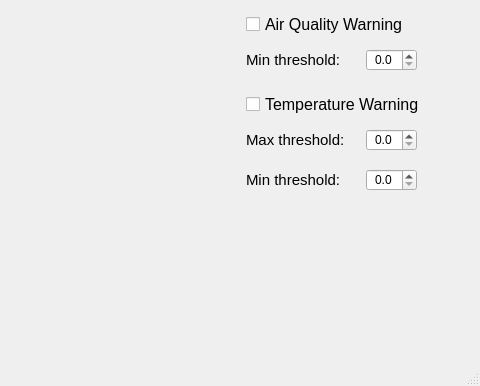
Qt form resources/mainwindow.ui (CGodiksen/indoor-climate-assistant) before a commit; both pictures show x 744 to 1224 and y 261 to 647 of the 1224 by 647 pixel window.
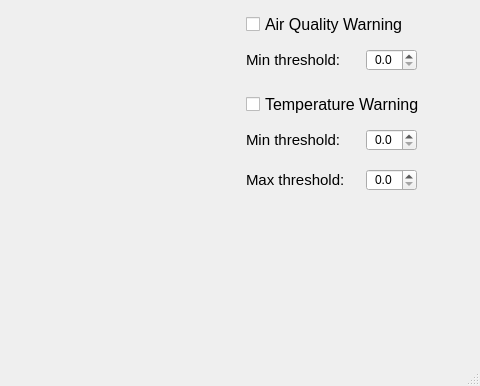
The same form after that commit. Custom widgets are drawn as their Qt base class.

Commit message: Fixed a minor bug that caused the "Max threshold:" text to be slightly cut off in the UI.

```diff
--- a/resources/mainwindow.ui
+++ b/resources/mainwindow.ui
@@ -64,7 +64,7 @@
     <property name="geometry">
      <rect>
       <x>1110</x>
-      <y>430</y>
+      <y>390</y>
       <width>51</width>
       <height>22</height>
      </rect>
@@ -119,7 +119,7 @@
     <property name="geometry">
      <rect>
       <x>1110</x>
-      <y>390</y>
+      <y>430</y>
       <width>51</width>
       <height>22</height>
      </rect>
@@ -221,8 +221,8 @@
     <property name="geometry">
      <rect>
       <x>990</x>
-      <y>390</y>
-      <width>101</width>
+      <y>430</y>
+      <width>111</width>
       <height>21</height>
      </rect>
     </property>
@@ -239,7 +239,7 @@
     <property name="geometry">
      <rect>
       <x>990</x>
-      <y>430</y>
+      <y>390</y>
       <width>101</width>
       <height>21</height>
      </rect>
```
